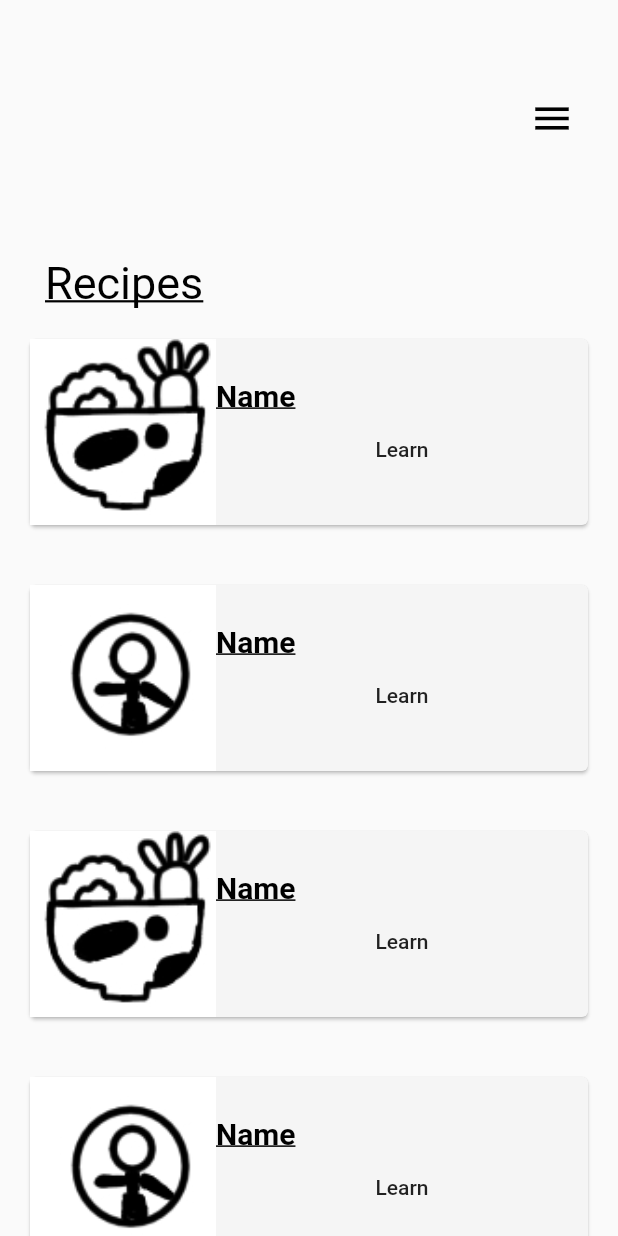
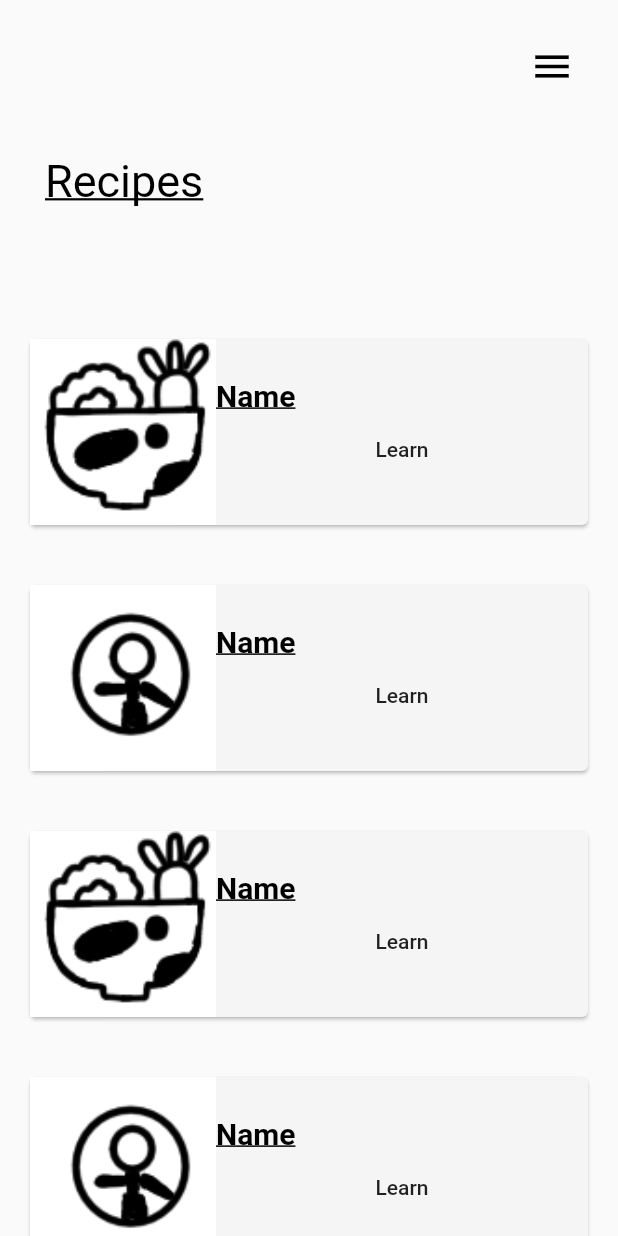
Before and after one commit to Alson33/App_With_Flutter, a Flutter app: the RecipePage screen opened directly, on a phone screen of 412 x 824 dp. Run offline on Flutter 3.47's test engine with Material 2 defaults, Android fonts, the phone set to English and light mode, and no system bars.

Commit message:
small tweks for new design

```diff
--- a/HealthyApp/lib/widgets/repeatedWidget.dart
+++ b/HealthyApp/lib/widgets/repeatedWidget.dart
@@ -18,7 +18,7 @@ class TitleWidget extends StatelessWidget {
       child: Container(
         padding: EdgeInsets.only(left: 30.0),
         child: Align(
-          alignment: Alignment.bottomLeft,
+          alignment: Alignment.topLeft,
           child: Text(
             '$title',
             style: TextStyle(
@@ -71,10 +71,10 @@ class _BarWidgetState extends State<BarWidget> {
     return Expanded(
       flex: 1,
       child: Align(
-        alignment: Alignment.bottomRight,
+        alignment: Alignment.topRight,
         child: Container(
           padding: EdgeInsets.only(
-            top: 40.0,
+            top: 20.0,
             right: 20.0,
           ),
           child: IconButton(
@@ -89,7 +89,9 @@ class _BarWidgetState extends State<BarWidget> {
                 );
               } else {
                 // TODO: Add some data's to pass when returned from setting page
-                Navigator.pop(context, );
+                Navigator.pop(
+                  context,
+                );
               }
             },
           ),
```
